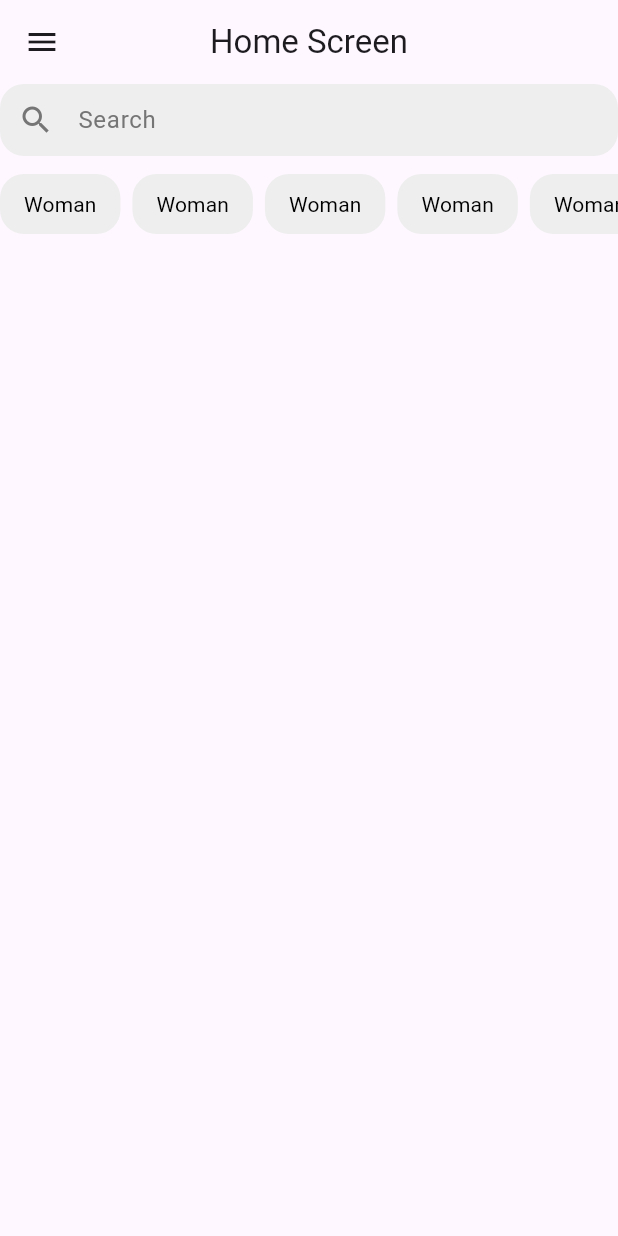
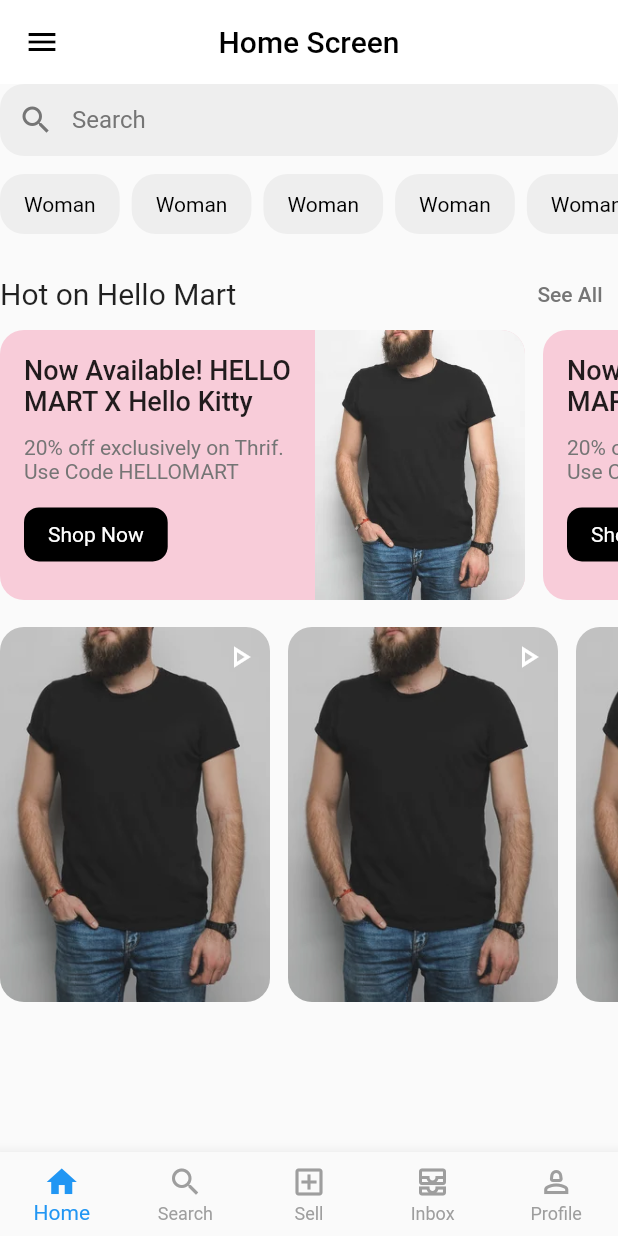
Before and after one commit to jisan66/hello_mart, a Flutter app: the screen it shows after launch, on a phone screen of 412 x 824 dp. Run offline on Flutter 3.47's test engine with Material 3 defaults, Android fonts, the phone set to English and light mode, and no system bars.

Commit message:
promo card and video short cards created

```diff
--- a/lib/common_widgets/custom_app_bar.dart
+++ b/lib/common_widgets/custom_app_bar.dart
@@ -16,6 +16,9 @@ class CustomAppBar extends StatelessWidget  implements PreferredSizeWidget{
   @override
   Widget build(context) {
     return AppBar(
+      elevation: 0,
+      backgroundColor: Colors.white,
+      foregroundColor: Colors.black,
       title: Text(title.toString()),
       centerTitle: true,
       leading: Builder(
--- /dev/null
+++ b/lib/home_page/custom_promo_card.dart
@@ -0,0 +1,82 @@
+import 'package:flutter/material.dart';
+
+class CustomPromoCard extends StatelessWidget {
+  const CustomPromoCard({super.key});
+
+  @override
+  Widget build(BuildContext context) {
+    return Container(
+      height: 180,
+      width: 350,
+      decoration: const BoxDecoration(
+        color: Color(0xFFF8CCD9),
+        borderRadius: BorderRadius.all(Radius.circular(16)),
+      ),
+      child: Row(
+        crossAxisAlignment: CrossAxisAlignment.center,
+        // mainAxisAlignment: MainAxisAlignment.start,
+        children: [
+          Flexible(
+              flex : 3,
+              child: Padding(
+                padding: const EdgeInsets.all(16.0),
+                child: Column(
+                  children: [
+                    const Flexible(flex: 3,child: Text("Now Available! HELLO MART X Hello Kitty", style: TextStyle(fontSize: 18,fontWeight: FontWeight.w500),)),
+                    SizedBox(height: 12,),
+                    Flexible(
+                        flex: 2,
+                        child: Text(
+                            "20% off exclusively on Thrif. Use Code HELLOMART" ,style: TextStyle(fontSize: 14,color: Colors.grey.shade600))),
+                    const SizedBox(
+                      height: 12,
+                    ),
+                    Flexible(
+                        flex: 3,
+                        child: Align(
+                          alignment: Alignment.centerLeft,
+                          child: MaterialButton(
+                              minWidth: 10,
+                              onPressed: () {},
+                              color: Colors.black,
+                              // Background color
+                              elevation: 0,
+                              // Button elevation for shadow
+                              shape: RoundedRectangleBorder(
+                                borderRadius:
+                                BorderRadius.circular(10), // Rounded corners
+                              ),
+                              padding: const EdgeInsets.symmetric(
+                                  horizontal: 16.0, vertical: 4),
+                              // Internal padding
+                              child: const Text(
+                                "Shop Now",
+                                style: TextStyle(
+                                  color: Colors.white,
+                                  fontWeight: FontWeight.w400, // Text color
+                                  fontSize: 14, // Font size
+                                  // Font weight
+                                ),
+                              )),
+                        ))
+                  ],
+                ),
+              )),
+          Flexible(
+            flex: 2,
+            child: ClipRRect(
+              borderRadius: const BorderRadius.only(
+                topRight: Radius.circular(16),
+                bottomRight: Radius.circular(16),
+              ),
+              child: Image.asset(
+                "assets/images/model1.jpg",
+                height: 350,
+                fit: BoxFit.cover,
+              ),
+            ),
+          ),              ],
+      ),
+    );
+  }
+}
--- /dev/null
+++ b/lib/home_page/custom_video_shorts_card.dart
@@ -0,0 +1,37 @@
+import 'package:flutter/material.dart';
+
+class CustomVideoShortsCard extends StatelessWidget {
+  const CustomVideoShortsCard({super.key});
+
+  @override
+  Widget build(BuildContext context) {
+    return GestureDetector(
+      onTap: (){},
+      child: Container(
+        height: 250,
+        width: 180,
+        decoration: const BoxDecoration(
+            borderRadius: BorderRadius.all(Radius.circular(16))
+        ),
+        child: Stack(
+          children: [
+            ClipRRect(
+              borderRadius: const BorderRadius.all(Radius.circular(16),
+              ),
+              child: Image.asset(
+                "assets/images/model1.jpg",
+                height: 350,
+                fit: BoxFit.cover,
+              ),
+            ),
+            Container(decoration: BoxDecoration(
+                color: Colors.black.withOpacity(.2),
+                borderRadius: const BorderRadius.all(Radius.circular(16))
+            ),),
+            const Positioned(right: 8, top: 8, child: Icon(Icons.play_arrow_outlined, color: Colors.white,))
+          ],
+        ),
+      ),
+    );
+  }
+}
--- a/lib/home_page/home_screen.dart
+++ b/lib/home_page/home_screen.dart
@@ -1,6 +1,8 @@
 import 'package:flutter/material.dart';
 import 'package:hello_mart/common_widgets/custom_app_bar.dart';
 import 'package:hello_mart/common_widgets/custom_drawer.dart';
+import 'package:hello_mart/home_page/custom_promo_card.dart';
+import 'package:hello_mart/home_page/custom_video_shorts_card.dart';
 
 class HomeScreen extends StatefulWidget {
   const HomeScreen({super.key});
@@ -10,22 +12,37 @@ class HomeScreen extends StatefulWidget {
 }
 
 class _HomeScreenState extends State<HomeScreen> {
+  int _selectedIndex = 0;
+
+  void _onItemTapped(int index) {
+    setState(() {
+      _selectedIndex = index;
+    });
+  }
+
   @override
   Widget build(BuildContext context) {
     return Scaffold(
-      appBar: CustomAppBar(title: 'Home Screen',),
+      appBar: CustomAppBar(
+        title: 'Home Screen',
+      ),
       drawer: const CustomDrawer(),
-      body: Column(
+      body: SingleChildScrollView(
+        child: Column(
+          crossAxisAlignment: CrossAxisAlignment.start,
           children: [
-
             ////////////////////////////////Search Bar////////////////////////////////////////////
             TextFormField(
-            onTapOutside: (event){FocusScope.of(context).unfocus();},
+              onTapOutside: (event) {
+                FocusScope.of(context).unfocus();
+              },
               decoration: InputDecoration(
                 filled: true,
-              fillColor: Colors.grey[200], // Light grey background
+                fillColor: Colors.grey[200],
+                // Light grey background
                 hintText: "Search",
-              hintStyle: TextStyle(color: Colors.grey[600]), // Hint text color
+                hintStyle: TextStyle(color: Colors.grey[600]),
+                // Hint text color
                 prefixIcon: Icon(
                   Icons.search,
                   color: Colors.grey[600], // Magnifier icon color
@@ -34,17 +51,20 @@ class _HomeScreenState extends State<HomeScreen> {
                   borderRadius: BorderRadius.circular(16),
                   borderSide: BorderSide.none, // Removes the border
                 ),
-              contentPadding: const EdgeInsets.symmetric(vertical: 12, horizontal: 16),
+                contentPadding:
+                    const EdgeInsets.symmetric(vertical: 12, horizontal: 16),
               ),
               style: const TextStyle(color: Colors.black),
             ),
 
             ///////////////////////Category button/////////////////////////////////////////////
-          SizedBox(height: 12,),
+            const SizedBox(
+              height: 12,
+            ),
             SizedBox(
               height: 40,
               child: ListView.separated(
-              physics: BouncingScrollPhysics(),
+                  physics: const BouncingScrollPhysics(),
                   scrollDirection: Axis.horizontal,
                   shrinkWrap: true,
                   itemBuilder: (context, index) {
@@ -53,24 +73,120 @@ class _HomeScreenState extends State<HomeScreen> {
                       onPressed: () {
                         debugPrint("Pressed button no :: $index");
                       },
-                color: Colors.grey[200], // Background color
-                elevation: 0, // Button elevation for shadow
+                      color: Colors.grey[200],
+                      // Background color
+                      elevation: 0,
+                      // Button elevation for shadow
                       shape: RoundedRectangleBorder(
-                  borderRadius: BorderRadius.circular(16), // Rounded corners
+                        borderRadius:
+                            BorderRadius.circular(16), // Rounded corners
                       ),
-                padding: const EdgeInsets.symmetric(horizontal: 16.0, vertical: 0), // Internal padding
-                child:Text(
+                      padding: const EdgeInsets.symmetric(
+                          horizontal: 16.0, vertical: 0),
+                      // Internal padding
+                      child: const Text(
                         "Woman",
                         style: TextStyle(
                           color: Colors.black,
-                    fontWeight: FontWeight.w400,// Text color
+                          fontWeight: FontWeight.w400, // Text color
                           fontSize: 14, // Font size
                           // Font weight
                         ),
                       ),
                     );
-            }, separatorBuilder: (context, index){return SizedBox(width: 8,);}, itemCount: 10),
+                  },
+                  separatorBuilder: (context, index) {
+                    return const SizedBox(
+                      width: 8,
+                    );
+                  },
+                  itemCount: 10),
+            ),
+
+            //////////////////////////////////////Shop Now Container///////////////////////////////////////////
+            const SizedBox(
+              height: 16,
+            ),
+            Row(
+              mainAxisAlignment: MainAxisAlignment.spaceBetween,
+              children: [
+                const Text("Hot on Hello Mart", style: TextStyle(fontSize: 20, fontWeight: FontWeight.w400),),
+                TextButton(onPressed: () {  },
+                child: Text("See All",style: TextStyle(color: Colors.grey.shade600),))
+              ],
+            ),
+            SizedBox(
+              height: 180,
+              child: ListView.separated(
+                  physics: const BouncingScrollPhysics(),
+                  scrollDirection: Axis.horizontal,
+                  shrinkWrap: true,
+                  itemBuilder: (context, index) {
+                    return const CustomPromoCard();
+                  },
+                  separatorBuilder: (context, index) {
+                    return const SizedBox(
+                      width: 12,
+                    );
+                  },
+                  itemCount: 3),
+            ),
+            ///////////////////////Video Category/////////////////////////////
+            const SizedBox(
+              height: 18,
+            ),
+            SizedBox(
+              height: 250,
+              child: ListView.separated(
+                  physics: const BouncingScrollPhysics(),
+                  scrollDirection: Axis.horizontal,
+                  shrinkWrap: true,
+                  itemBuilder: (context, index) {
+                    return const CustomVideoShortsCard();
+                  },
+                  separatorBuilder: (context, index) {
+                    return const SizedBox(
+                      width: 12,
+                    );
+                  },
+                  itemCount: 3),
+
             )
+          ],
+        ),
+      ),
+
+
+      /////////////////////Bottom Nav Bar///////////////////////////////
+      bottomNavigationBar: BottomNavigationBar(
+        currentIndex: _selectedIndex,
+        onTap: _onItemTapped,
+        type: BottomNavigationBarType.fixed,
+        // Ensures all items are visible
+        selectedItemColor: Colors.blue,
+        // Selected item color
+        unselectedItemColor: Colors.grey,
+        items: const [
+          BottomNavigationBarItem(
+            icon: Icon(Icons.home),
+            label: 'Home',
+          ),
+          BottomNavigationBarItem(
+            icon: Icon(Icons.search),
+            label: 'Search',
+          ),
+          BottomNavigationBarItem(
+            icon: Icon(Icons.add_box_outlined),
+            label: 'Sell',
+          ),
+          BottomNavigationBarItem(
+            icon: Icon(Icons.all_inbox_outlined),
+            label: 'Inbox',
+          ),
+          BottomNavigationBarItem(
+            icon: Icon(Icons.person_2_outlined),
+            label: 'Profile',
+          ),
         ],
       ),
     );
--- a/lib/main.dart
+++ b/lib/main.dart
@@ -16,7 +16,7 @@ class MyApp extends StatelessWidget {
       title: 'Flutter Demo',
       theme: ThemeData(
         colorScheme: ColorScheme.fromSeed(seedColor: Colors.deepPurple),
-        useMaterial3: true,
+        useMaterial3: false,
       ),
       home: const HomeScreen(),
     );
```
Also changed, not shown: assets/images/model1.jpg (added), assets/images/model2.png (added). Lines whose indentation alone changed are shown as unchanged.
